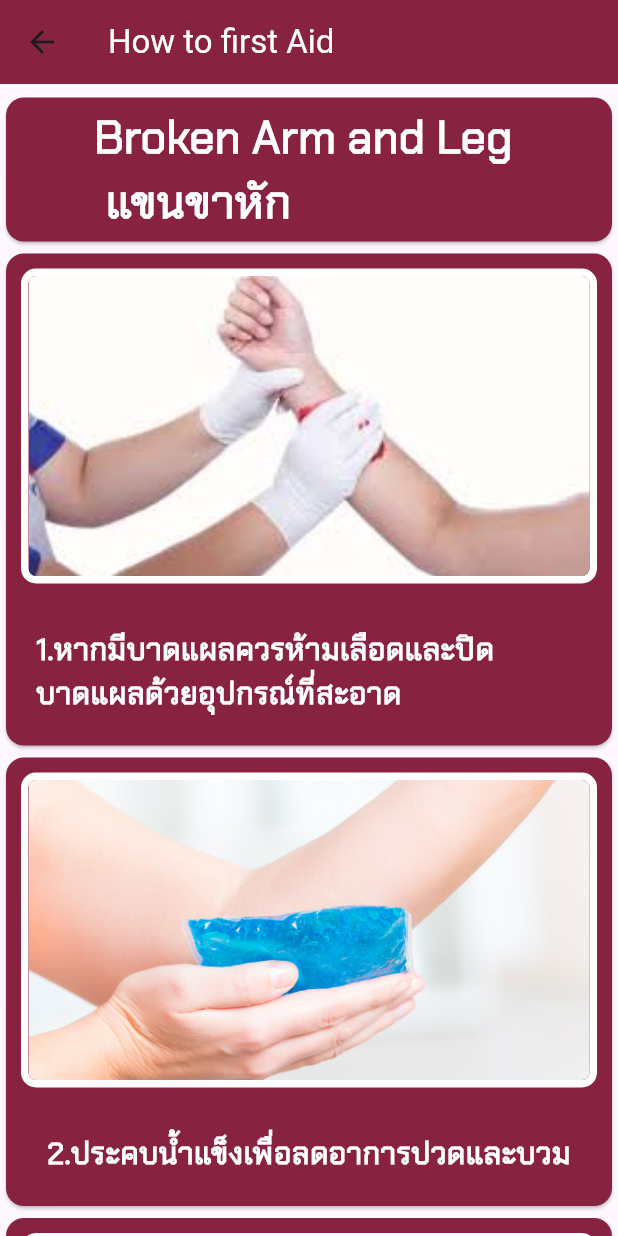
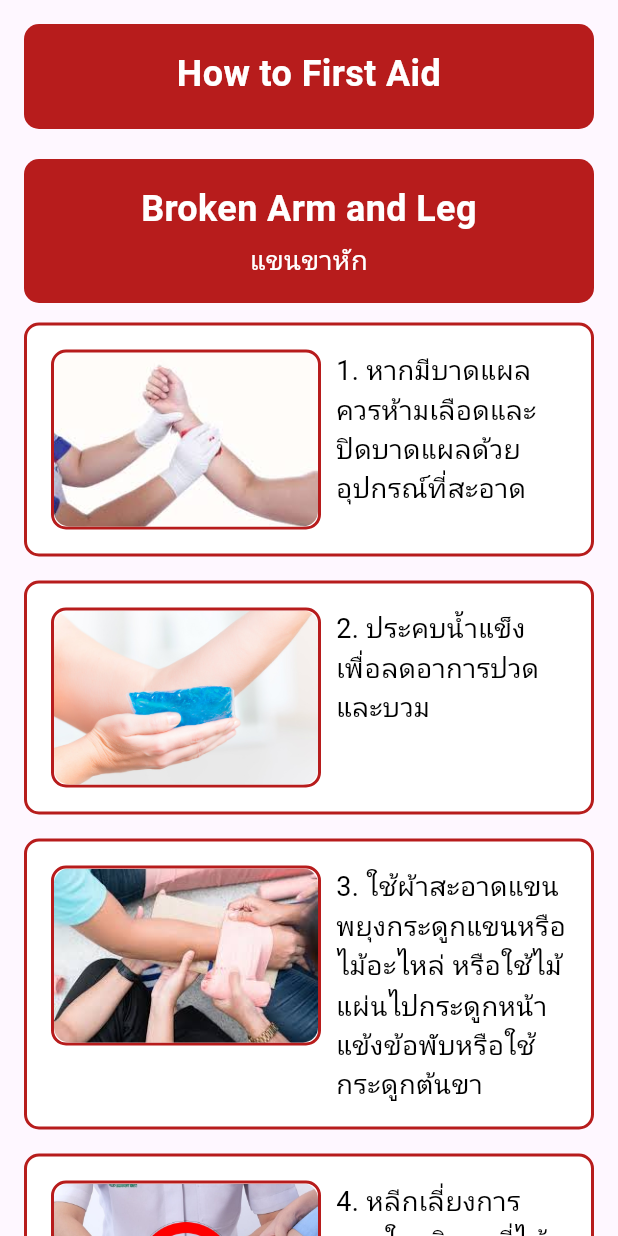
Before and after one commit to Sea1Salt/Emergence, a Flutter app: the FirstAidScreen widget shown alone on an empty page, opened directly, after a tap on an icon or button, on a phone screen of 412 x 824 dp. Run offline on Flutter 3.47's test engine with Material 3 defaults, Android fonts, the light colour scheme and no system bars.

Commit message:
ล่าสุด

```diff
--- a/project2b/lib/Screen/firstaid.dart
+++ b/project2b/lib/Screen/firstaid.dart
@@ -7,6 +7,7 @@ import 'package:project2b/Screen/Scald.dart';
 import 'package:project2b/Screen/Seizures.dart';
 import 'package:project2b/Screen/cpr.dart';
 import 'package:project2b/Screen/keanhuk.dart';
+import 'package:project2b/Screen/kuy.dart';
 import 'package:project2b/Screen/mainmenu.dart';
 
 void main() {
@@ -38,7 +39,7 @@ class FirstAidScreen extends StatelessWidget {
           textColor: const Color.fromARGB(255, 255, 255, 255),
           onPressed: () {
             Navigator.push(context, MaterialPageRoute(builder: (context) {
-              return BrokenArmScreen(); // Navigate to MainMenu screen
+              return Kuyscreen(); // Navigate to MainMenu screen
             }));
           },
           backgroundColor: Color.fromARGB(255, 135, 35, 65),
--- /dev/null
+++ b/project2b/lib/Screen/kuy.dart
@@ -0,0 +1,154 @@
+import 'package:flutter/material.dart';
+
+void main() => runApp(Kuyscreen());
+
+class Kuyscreen extends StatelessWidget {
+  @override
+  Widget build(BuildContext context) {
+    return MaterialApp(
+      home: Scaffold(
+        body: SafeArea(
+          child: FirstAidGuide(),
+        ),
+      ),
+    );
+  }
+}
+
+class FirstAidGuide extends StatelessWidget {
+  @override
+  Widget build(BuildContext context) {
+    return SingleChildScrollView(
+      child: Padding(
+        padding: const EdgeInsets.all(16.0),
+        child: Column(
+          crossAxisAlignment: CrossAxisAlignment.stretch,
+          children: <Widget>[
+            Container(
+              padding: EdgeInsets.all(16),
+              decoration: BoxDecoration(
+                color: Colors.red.shade900,
+                borderRadius: BorderRadius.circular(10),
+              ),
+              child: Column(
+                children: [
+                  Container(
+                    margin: EdgeInsets.only(bottom: 4),
+                    child: Text(
+                      'How to First Aid',
+                      style: TextStyle(
+                        fontSize: 24,
+                        fontWeight: FontWeight.bold,
+                        color: Colors.white,
+                      ),
+                      textAlign: TextAlign.center,
+                    ),
+                  ),
+                ],
+              ),
+            ),
+            SizedBox(
+              height: 20,
+            ),
+            Container(
+              padding: EdgeInsets.all(16),
+              decoration: BoxDecoration(
+                color: Colors.red.shade900,
+                borderRadius: BorderRadius.circular(10),
+              ),
+              child: Column(
+                children: [
+                  Container(
+                    margin: EdgeInsets.only(bottom: 4),
+                    child: Text(
+                      'Broken Arm and Leg',
+                      style: TextStyle(
+                        fontSize: 24,
+                        fontWeight: FontWeight.bold,
+                        color: Colors.white,
+                      ),
+                      textAlign: TextAlign.center,
+                    ),
+                  ),
+                  Container(
+                    child: Text(
+                      'แขนขาหัก',
+                      style: TextStyle(
+                        fontSize: 18,
+                        color: Colors.white,
+                      ),
+                      textAlign: TextAlign.center,
+                    ),
+                  ),
+                ],
+              ),
+            ),
+            SizedBox(
+              height: 5,
+            ),
+            buildStep(
+              '1. หากมีบาดแผลควรห้ามเลือดและปิดบาดแผลด้วยอุปกรณ์ที่สะอาด',
+              'assets/images/1.1.jpg',
+            ),
+            buildStep(
+              '2. ประคบน้ำแข็งเพื่อลดอาการปวดและบวม',
+              'assets/images/1.2.jpg',
+            ),
+            buildStep(
+              '3. ใช้ผ้าสะอาดแขนพยุงกระดูกแขนหรือไม้อะไหล่ หรือใช้ไม้แผ่นไปกระดูกหน้าแข้งข้อพับหรือใช้กระดูกต้นขา',
+              'assets/images/1.3.jpg',
+            ),
+            buildStep(
+              '4. หลีกเลี่ยงการนวดในบริเวณที่ได้รับบาดเจ็บเพราะอาจทำให้กระดูกเคลื่อนได้',
+              'assets/images/1.4.jpg',
+            ),
+            buildStep(
+              '5. หลีกเลี่ยงการกินอาหารหรือดื่มเครื่องดื่มต่างๆ',
+              'assets/images/1.5.jpg',
+            ),
+          ],
+        ),
+      ),
+    );
+  }
+
+  Widget buildStep(String text, String imagePath) {
+    return Padding(
+      padding: const EdgeInsets.symmetric(vertical: 8.0),
+      child: Container(
+        decoration: BoxDecoration(
+          color: Colors.white,
+          borderRadius: BorderRadius.circular(10),
+          border: Border.all(color: Colors.red.shade900, width: 2),
+        ),
+        child: Padding(
+          padding: const EdgeInsets.all(16.0),
+          child: Row(
+            crossAxisAlignment: CrossAxisAlignment.start,
+            children: <Widget>[
+              Container(
+                width: 180, // Adjust the width as needed
+                height: 120, // Adjust the height as needed
+                decoration: BoxDecoration(
+                  border: Border.all(color: Colors.red.shade900, width: 2),
+                  borderRadius: BorderRadius.circular(10),
+                ),
+                child: ClipRRect(
+                  borderRadius: BorderRadius.circular(10),
+                  child: Image.asset(imagePath, fit: BoxFit.cover),
+                ),
+              ),
+              SizedBox(width: 10),
+              Expanded(
+                child: Text(
+                  text,
+                  style: TextStyle(fontSize: 18, color: Colors.black),
+                ),
+              ),
+            ],
+          ),
+        ),
+      ),
+    );
+  }
+}
--- a/project2b/pubspec.yaml
+++ b/project2b/pubspec.yaml
@@ -35,6 +35,7 @@ dependencies:
   cupertino_icons: ^1.0.6
   form_field_validator: ^1.1.0
   flutter_launcher_icons: ^0.13.1
+  animated_button: ^2.0.0
 
 
   http: ^1.2.1
```
Also changed, not shown: project2b/lib/Screen/home.dart (+67 -95 lines), project2b/lib/Screen/keanhuk.dart (+18 -9 lines).
